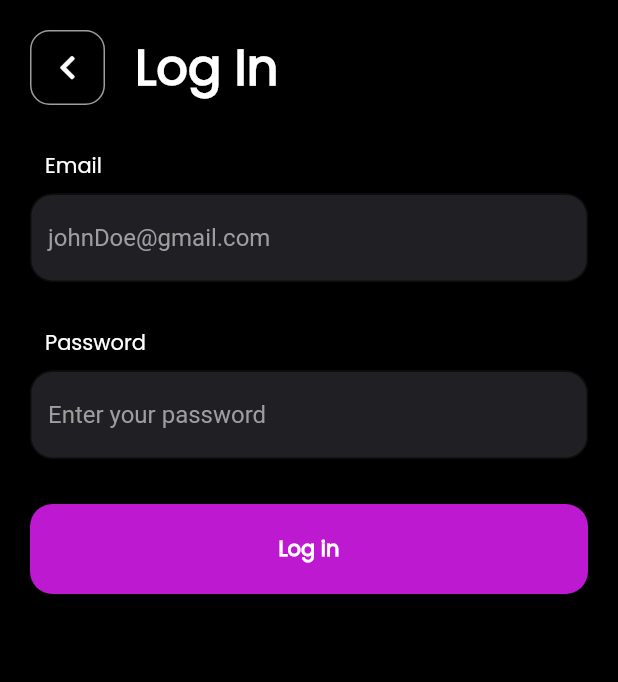
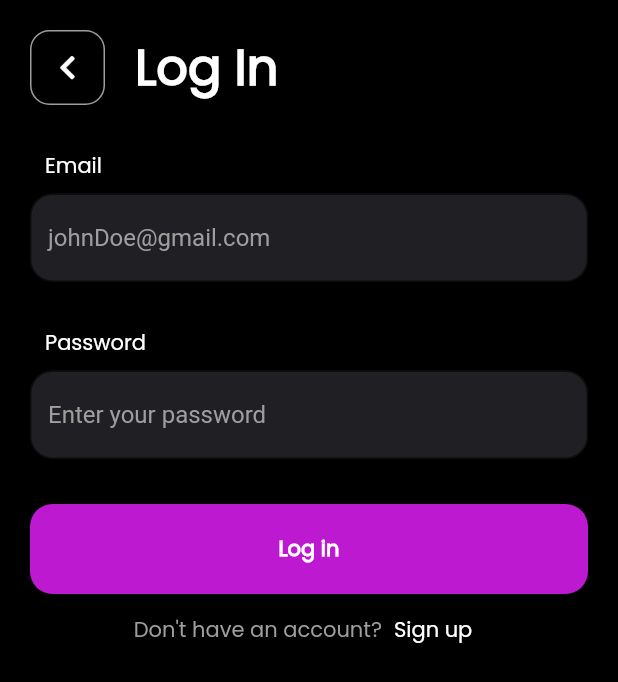
Before and after one commit to imdadAdelabou/Instagram-flutter-clone, a Flutter app: the screen it shows after launch, after a tap on "Log in", on a phone screen of 412 x 824 dp. Shown: the top 682 px of the screen. Run offline on Flutter 3.47's test engine with Material 2 defaults, Android fonts, the phone set to English and light mode, and no system bars; our stand-ins replace font_awesome_flutter, get_it.

Commit message:
[feat] Adding element

```diff
--- a/instagram_flutter_clone/lib/screens/logIn/login_view.dart
+++ b/instagram_flutter_clone/lib/screens/logIn/login_view.dart
@@ -61,6 +61,30 @@
                   ),
                   action: () {},
                 ),
+                Row(
+                  mainAxisAlignment: MainAxisAlignment.center,
+                  children: [
+                    Text(
+                      "Don't have an account?",
+                      style: TextStyle(
+                        color: Colors.grey,
+                        fontFamily: "Poppins",
+                      ),
+                    ),
+                    TextButton(
+                      onPressed: () {
+                        Navigator.of(context).pop();
+                      },
+                      child: Text(
+                        "Sign up",
+                        style: TextStyle(
+                          color: Colors.white,
+                          fontFamily: "Poppins",
+                        ),
+                      ),
+                    )
+                  ],
+                ),
               ],
             ),
           ),
```
